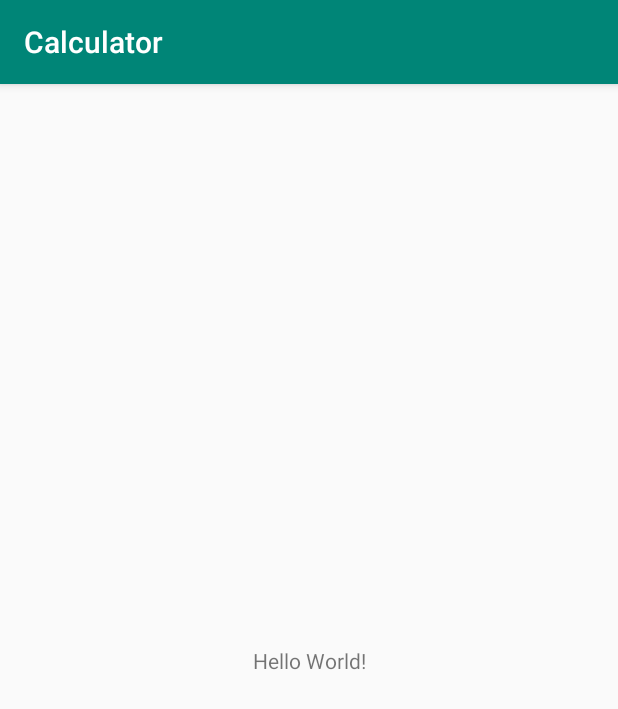
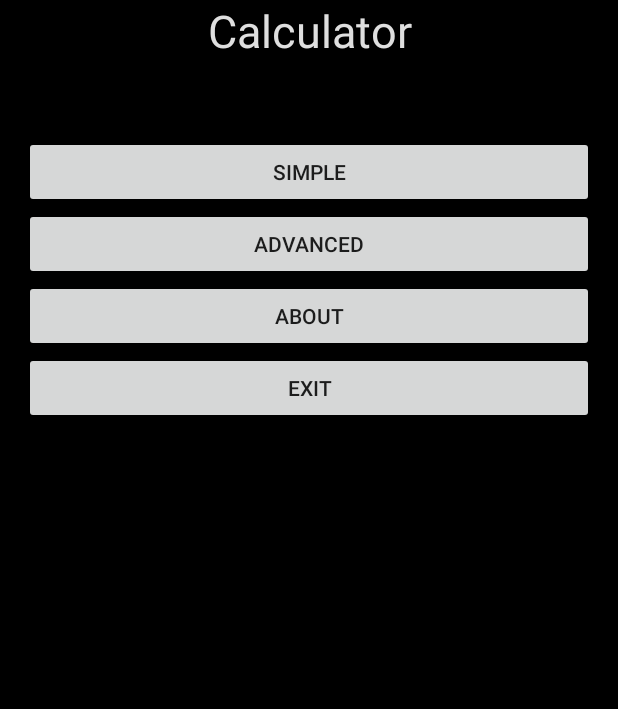
Before and after one commit to TomaszKot11/PAM, an Android app: the screen it shows after launch (MenuActivity), on a phone screen of 412 x 824 dp. Shown: the top 709 px of the screen. Run offline under Robolectric (Android 15) with nearby library versions, the phone set to English and light mode, and no system bars.

Commit message:
Added basic main menu layout

```diff
--- a/calculator/app/build.gradle
+++ b/calculator/app/build.gradle
@@ -24,9 +24,10 @@ android {
 
 dependencies {
     implementation fileTree(dir: 'libs', include: ['*.jar'])
-    implementation"org.jetbrains.kotlin:kotlin-stdlib-jdk7:$kotlin_version"
+    implementation "org.jetbrains.kotlin:kotlin-stdlib-jdk7:$kotlin_version"
     implementation 'com.android.support:appcompat-v7:28.0.0'
     implementation 'com.android.support.constraint:constraint-layout:1.1.3'
+    implementation 'com.android.support:design:28.0.0'
     testImplementation 'junit:junit:4.12'
     androidTestImplementation 'com.android.support.test:runner:1.0.2'
     androidTestImplementation 'com.android.support.test.espresso:espresso-core:3.0.2'
--- a/calculator/app/src/main/java/com/example/tomek/calculator/MenuActivity.kt
+++ b/calculator/app/src/main/java/com/example/tomek/calculator/MenuActivity.kt
@@ -1,12 +1,16 @@
 package com.example.tomek.calculator
 
+import android.os.Build
 import android.support.v7.app.AppCompatActivity
 import android.os.Bundle
+import android.view.View
+import android.view.WindowManager
 
 class MenuActivity : AppCompatActivity() {
 
     override fun onCreate(savedInstanceState: Bundle?) {
         super.onCreate(savedInstanceState)
+
         setContentView(R.layout.menu_activity)
     }
 }
--- a/calculator/app/src/main/res/drawable-v24/ic_launcher_foreground.xml
+++ b/calculator/app/src/main/res/drawable-v24/ic_launcher_foreground.xml
@@ -18,10 +18,10 @@
                     android:type="linear">
                 <item
                         android:color="#44000000"
-                    android:offset="0.0" />
+                        android:offset="0.0"/>
                 <item
                         android:color="#00000000"
-                    android:offset="1.0" />
+                        android:offset="1.0"/>
             </gradient>
         </aapt:attr>
     </path>
@@ -30,5 +30,5 @@
             android:fillType="nonZero"
             android:pathData="M66.94,46.02L66.94,46.02C72.44,50.07 76,56.61 76,64L32,64C32,56.61 35.56,50.11 40.98,46.06L36.18,41.19C35.45,40.45 35.45,39.3 36.18,38.56C36.91,37.81 38.05,37.81 38.78,38.56L44.25,44.05C47.18,42.57 50.48,41.71 54,41.71C57.48,41.71 60.78,42.57 63.68,44.05L69.11,38.56C69.84,37.81 70.98,37.81 71.71,38.56C72.44,39.3 72.44,40.45 71.71,41.19L66.94,46.02ZM62.94,56.92C64.08,56.92 65,56.01 65,54.88C65,53.76 64.08,52.85 62.94,52.85C61.8,52.85 60.88,53.76 60.88,54.88C60.88,56.01 61.8,56.92 62.94,56.92ZM45.06,56.92C46.2,56.92 47.13,56.01 47.13,54.88C47.13,53.76 46.2,52.85 45.06,52.85C43.92,52.85 43,53.76 43,54.88C43,56.01 43.92,56.92 45.06,56.92Z"
             android:strokeColor="#00000000"
-        android:strokeWidth="1" />
+            android:strokeWidth="1"/>
 </vector>
--- a/calculator/app/src/main/res/layout/menu_activity.xml
+++ b/calculator/app/src/main/res/layout/menu_activity.xml
@@ -1,19 +1,41 @@
 <?xml version="1.0" encoding="utf-8"?>
-<android.support.constraint.ConstraintLayout
-    xmlns:android="http://schemas.android.com/apk/res/android"
-    xmlns:tools="http://schemas.android.com/tools"
-    xmlns:app="http://schemas.android.com/apk/res-auto"
-    android:layout_width="match_parent"
-    android:layout_height="match_parent"
-    tools:context=".MenuActivity">
+<LinearLayout
+        xmlns:android="http://schemas.android.com/apk/res/android"
+        android:layout_width="match_parent"
+        android:layout_height="match_parent"
+        android:paddingLeft="16dp"
+        android:paddingRight="16dp"
+        android:orientation="vertical"
+        android:background="@color/menu_background">
 
     <TextView
-        android:layout_width="wrap_content"
-        android:layout_height="wrap_content"
-        android:text="Hello World!"
-        app:layout_constraintBottom_toBottomOf="parent"
-        app:layout_constraintLeft_toLeftOf="parent"
-        app:layout_constraintRight_toRightOf="parent"
-        app:layout_constraintTop_toTopOf="parent" />
+            android:text = "@string/menu_title"
+            android:layout_width="match_parent"
+            android:layout_height="wrap_content"
+            android:id="@+id/textView"
+            android:gravity="center"
+            android:textColor="@color/menu_title_txt_color"
+            android:textSize="@dimen/menu_title_font_size"
+            android:paddingBottom="@dimen/menu_title_bottom_padding"/>
+    <Button
+            android:text= "@string/simple_mode"
+            android:layout_width="match_parent"
+            android:layout_height="wrap_content"
+            android:id="@+id/simpleModeBtn"/>
+    <Button
+            android:text="@string/advanced_mode"
+            android:layout_width="match_parent"
+            android:layout_height="wrap_content"
+            android:id="@+id/advancedModeBtn" />
+    <Button
+            android:text="@string/about"
+            android:layout_width="match_parent"
+            android:layout_height="wrap_content"
+            android:id="@+id/aboutBtn"/>
+    <Button
+            android:text="@string/exit"
+            android:layout_width="match_parent"
+            android:layout_height="wrap_content"
+            android:id="@+id/exitBtn"/>
 
-</android.support.constraint.ConstraintLayout>
+</LinearLayout>
--- a/calculator/app/src/main/res/values/colors.xml
+++ b/calculator/app/src/main/res/values/colors.xml
@@ -3,4 +3,6 @@
     <color name="colorPrimary">#008577</color>
     <color name="colorPrimaryDark">#00574B</color>
     <color name="colorAccent">#D81B60</color>
+    <color name="menu_background">#000000</color>
+    <color name="menu_title_txt_color">#dfdfdf</color>
 </resources>
--- /dev/null
+++ b/calculator/app/src/main/res/values/dimens.xml
@@ -0,0 +1,3 @@
+<resources>
+    <dimen name="fab_margin">16dp</dimen>
+</resources>
--- /dev/null
+++ b/calculator/app/src/main/res/values/menu_dimens.xml
@@ -0,0 +1,4 @@
+<resources>
+    <dimen name="menu_title_font_size">30sp</dimen>
+    <dimen name="menu_title_bottom_padding">50dp</dimen>
+</resources>
--- /dev/null
+++ b/calculator/app/src/main/res/values/menu_strings.xml
@@ -0,0 +1,7 @@
+<resources>
+    <string name="menu_title">Calculator</string>
+    <string name="simple_mode">Simple</string>
+    <string name="advanced_mode">Advanced</string>
+    <string name="about">About</string>
+    <string name="exit">Exit</string>
+</resources>
--- a/calculator/app/src/main/res/values/strings.xml
+++ b/calculator/app/src/main/res/values/strings.xml
@@ -1,3 +1,4 @@
 <resources>
     <string name="app_name">Calculator</string>
+    <string name="title_activity_calculator">CalculatorActivity</string>
 </resources>
--- a/calculator/app/src/main/res/values/styles.xml
+++ b/calculator/app/src/main/res/values/styles.xml
@@ -7,5 +7,16 @@
         <item name="colorPrimaryDark">@color/colorPrimaryDark</item>
         <item name="colorAccent">@color/colorAccent</item>
     </style>
+    <style name="AppTheme.NoActionBar">
+        <item name="windowActionBar">false</item>
+        <item name="windowNoTitle">true</item>
+    </style>
+    <style name="AppTheme.AppBarOverlay" parent="ThemeOverlay.AppCompat.Dark.ActionBar"/>
+    <style name="AppTheme.PopupOverlay" parent="ThemeOverlay.AppCompat.Light"/>
 
+    <style name="AppTheme.Fullscreen">
+        <item name="windowActionBar">false</item>
+        <item name="windowNoTitle">true</item>
+        <item name="android:windowFullscreen">true</item>
+    </style>
 </resources>
--- a/calculator/gradle.properties
+++ b/calculator/gradle.properties
@@ -1,21 +1,15 @@
 # Project-wide Gradle settings.
-
 # IDE (e.g. Android Studio) users:
 # Gradle settings configured through the IDE *will override*
 # any settings specified in this file.
-
 # For more details on how to configure your build environment visit
 # http://www.gradle.org/docs/current/userguide/build_environment.html
-
 # Specifies the JVM arguments used for the daemon process.
 # The setting is particularly useful for tweaking memory settings.
 org.gradle.jvmargs=-Xmx1536m
-
 # When configured, Gradle will run in incubating parallel mode.
 # This option should only be used with decoupled projects. More details, visit
 # http://www.gradle.org/docs/current/userguide/multi_project_builds.html#sec:decoupled_projects
 # org.gradle.parallel=true
-
-
 # Kotlin code style for this project: "official" or "obsolete":
 kotlin.code.style=official
```
Also changed, not shown: calculator/app/src/main/AndroidManifest.xml (+13 -10 lines), calculator/app/src/main/java/com/example/tomek/calculator/CalculatorActivity.java (added, +29 -0 lines), calculator/app/src/main/res/drawable/ic_launcher_background.xml (+5 -5 lines), calculator/app/src/main/res/layout/activity_calculator.xml (added, +34 -0 lines), calculator/app/src/main/res/layout/content_calculator.xml (added, +12 -0 lines). Lines whose indentation alone changed are shown as unchanged.
